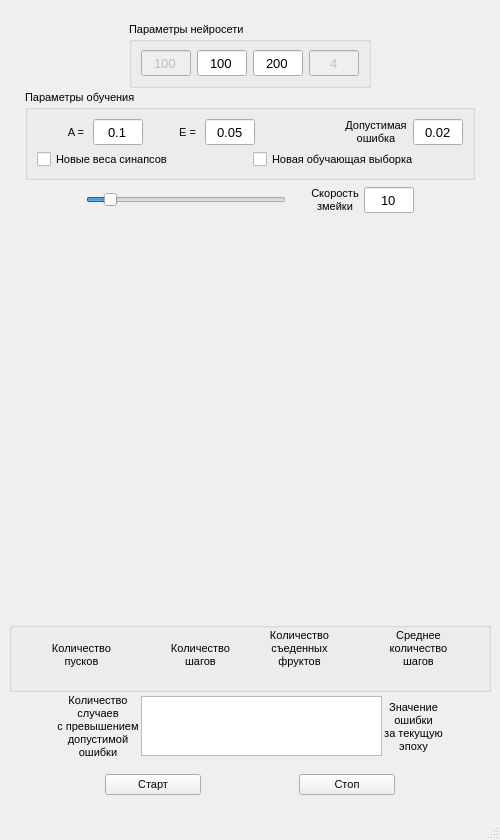
Above: smartSnake/resources/MainWindow.ui from Max-Azarov/neuralNetSnake before the change. Below: the same form after it.
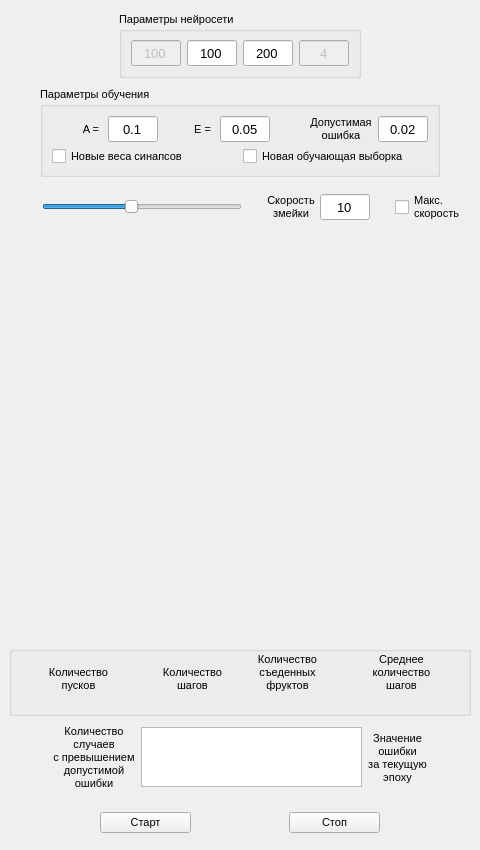
That is the form after the change. Custom widgets are drawn as their Qt base class.

The edit to the form file:
```diff
--- a/smartSnake/resources/MainWindow.ui
+++ b/smartSnake/resources/MainWindow.ui
@@ -6,20 +6,20 @@
    <rect>
     <x>0</x>
     <y>0</y>
-    <width>500</width>
-    <height>840</height>
+    <width>480</width>
+    <height>850</height>
    </rect>
   </property>
   <property name="minimumSize">
    <size>
-    <width>500</width>
-    <height>840</height>
+    <width>480</width>
+    <height>850</height>
    </size>
   </property>
   <property name="maximumSize">
    <size>
-    <width>500</width>
-    <height>840</height>
+    <width>480</width>
+    <height>850</height>
    </size>
   </property>
   <property name="font">
@@ -33,12 +33,13 @@
    <string>smartSnake</string>
   </property>
   <widget class="QWidget" name="centralwidget">
-   <layout class="QVBoxLayout" name="verticalLayout_7">
-    <item>
+   <property name="maximumSize">
+    <size>
+     <width>500</width>
+     <height>16777215</height>
+    </size>
+   </property>
      <layout class="QVBoxLayout" name="verticalLayout_2">
-      <property name="spacing">
-       <number>2</number>
-      </property>
       <item>
        <layout class="QHBoxLayout" name="horizontalLayout_5">
         <property name="bottomMargin">
@@ -253,13 +254,13 @@
          <widget class="QGroupBox" name="gbTrainingSet">
           <property name="minimumSize">
            <size>
-            <width>450</width>
+          <width>400</width>
             <height>90</height>
            </size>
           </property>
           <property name="maximumSize">
            <size>
-            <width>450</width>
+          <width>400</width>
             <height>90</height>
            </size>
           </property>
@@ -562,7 +563,7 @@
        </layout>
       </item>
       <item>
-       <layout class="QHBoxLayout" name="layoutSnakeSpeed" stretch="0,0,0,0,0,0">
+     <layout class="QHBoxLayout" name="layoutSnakeSpeed" stretch="0,0,0,0,0,0,0">
         <property name="spacing">
          <number>5</number>
         </property>
@@ -612,10 +613,13 @@
            </size>
           </property>
           <property name="minimum">
-           <number>1</number>
+         <number>2</number>
           </property>
           <property name="maximum">
-           <number>100</number>
+         <number>20</number>
+        </property>
+        <property name="pageStep">
+         <number>1</number>
           </property>
           <property name="value">
            <number>10</number>
@@ -741,16 +745,24 @@
            <enum>Qt::Horizontal</enum>
           </property>
           <property name="sizeType">
-           <enum>QSizePolicy::Expanding</enum>
+         <enum>QSizePolicy::Fixed</enum>
           </property>
           <property name="sizeHint" stdset="0">
            <size>
-            <width>40</width>
+          <width>20</width>
             <height>20</height>
            </size>
           </property>
          </spacer>
         </item>
+      <item>
+       <widget class="QCheckBox" name="cbSnakeSpeed">
+        <property name="text">
+         <string>Макс.
+скорость</string>
+        </property>
+       </widget>
+      </item>
        </layout>
       </item>
       <item>
@@ -1283,8 +1295,6 @@
        </layout>
       </item>
      </layout>
-    </item>
-   </layout>
   </widget>
   <widget class="QMenuBar" name="menubar">
    <property name="enabled">
@@ -1299,11 +1309,6 @@
     </rect>
    </property>
   </widget>
-  <widget class="QStatusBar" name="statusbar">
-   <property name="enabled">
-    <bool>false</bool>
-   </property>
-  </widget>
  </widget>
  <customwidgets>
   <customwidget>
```
Left out of the diff: 4 changed lines with no effect on the pictures. Lines whose indentation alone changed are shown as unchanged.
